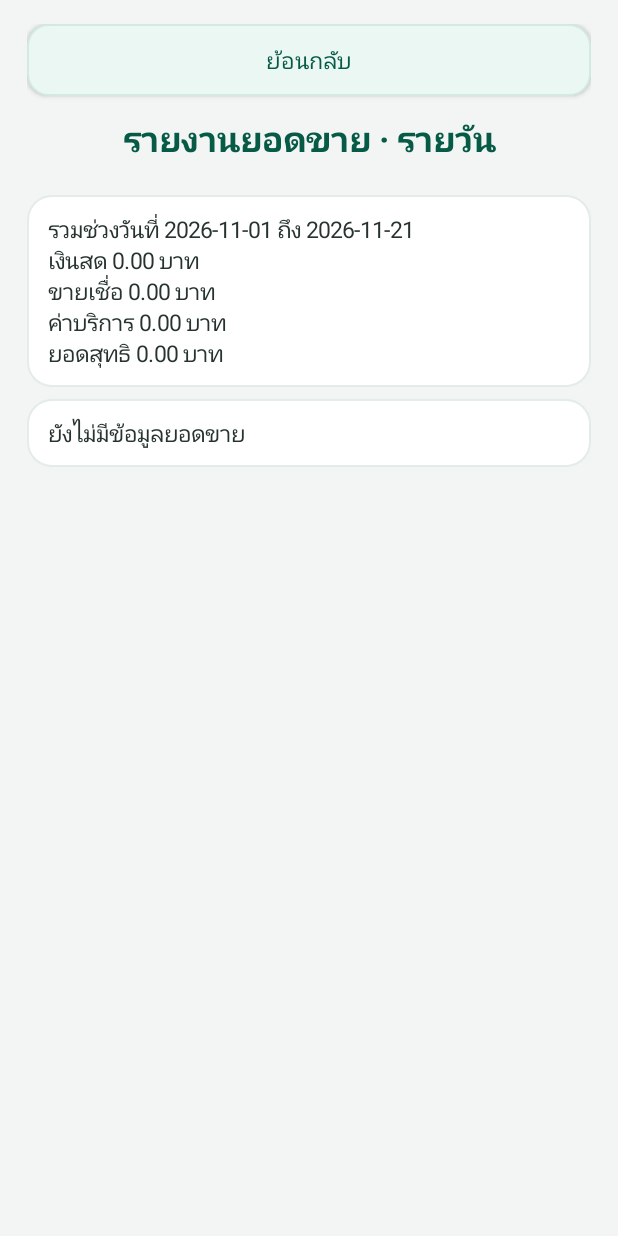
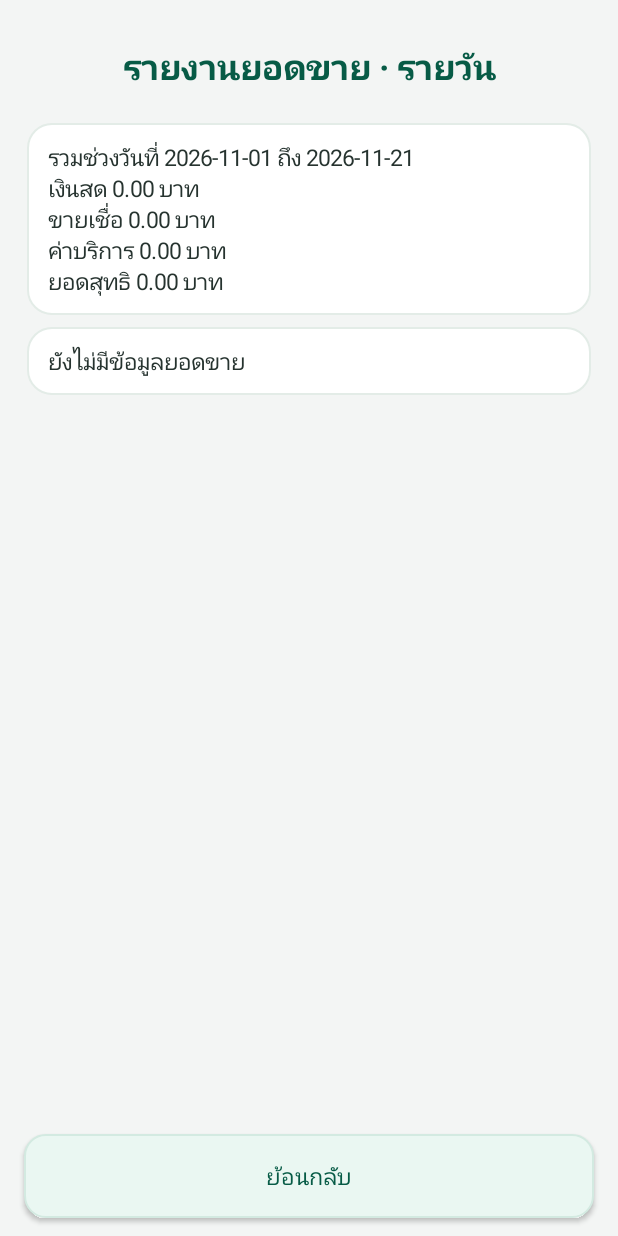
Before and after one commit to preechaphukthaisong-cpu/mae-yai-on-pos, an Android app: the ReportsActivity screen opened directly, with no data from a screen before it, on a phone screen of 412 x 824 dp. Run offline under Robolectric (Android 15) with nearby library versions, the phone set to English and light mode, and no system bars; our stand-ins replace Room's generated code.

Commit message:
Move back navigation to fixed bottom bar

```diff
--- a/app/src/main/java/com/maeyaion/pos/feature/reports/ReportsActivity.java
+++ b/app/src/main/java/com/maeyaion/pos/feature/reports/ReportsActivity.java
@@ -23,8 +23,9 @@ public final class ReportsActivity extends Activity {
  private final ExecutorService worker=Executors.newSingleThreadExecutor();private LinearLayout content,results;private int loadGeneration;private String screen;private android.widget.EditText fromInput,toInput;
  @Override protected void onCreate(Bundle state){super.onCreate(state);screen=getIntent().getStringExtra(ReportsRoute.EXTRA_SCREEN);render();}
  private void render(){
-  ScrollView scroll=new ScrollView(this);content=new LinearLayout(this);content.setOrientation(LinearLayout.VERTICAL);content.setPadding(dp(18),dp(16),dp(18),dp(24));content.setBackgroundColor(getColor(com.maeyaion.pos.R.color.pos_background));scroll.addView(content);setContentView(scroll);
-  android.widget.Button backButton=new android.widget.Button(this);backButton.setText("ย้อนกลับ");backButton.setOnClickListener(v->finish());content.addView(backButton);
+  LinearLayout screenRoot=new LinearLayout(this);screenRoot.setOrientation(LinearLayout.VERTICAL);
+  ScrollView scroll=new ScrollView(this);scroll.setLayoutParams(new LinearLayout.LayoutParams(LinearLayout.LayoutParams.MATCH_PARENT,0,1f));content=new LinearLayout(this);content.setOrientation(LinearLayout.VERTICAL);content.setPadding(dp(18),dp(16),dp(18),dp(24));content.setBackgroundColor(getColor(com.maeyaion.pos.R.color.pos_background));scroll.addView(content);screenRoot.addView(scroll);setContentView(screenRoot);
+  android.widget.Button backButton=new android.widget.Button(this);backButton.setText("ย้อนกลับ");backButton.setOnClickListener(v->finish());LinearLayout.LayoutParams backParams=new LinearLayout.LayoutParams(LinearLayout.LayoutParams.MATCH_PARENT,dp(56));backParams.setMargins(dp(16),dp(8),dp(16),dp(12));screenRoot.addView(backButton,backParams);
   TextView title=new TextView(this);title.setText("รายงานยอดขาย · "+label(screen));title.setTextSize(23);title.setTextColor(getColor(com.maeyaion.pos.R.color.pos_forest));title.setTypeface(android.graphics.Typeface.DEFAULT,android.graphics.Typeface.BOLD);title.setGravity(Gravity.CENTER);title.setPadding(0,dp(12),0,dp(18));content.addView(title);
   results=new LinearLayout(this);results.setOrientation(LinearLayout.VERTICAL);content.addView(results);
   if("monthly".equals(screen)){
```
